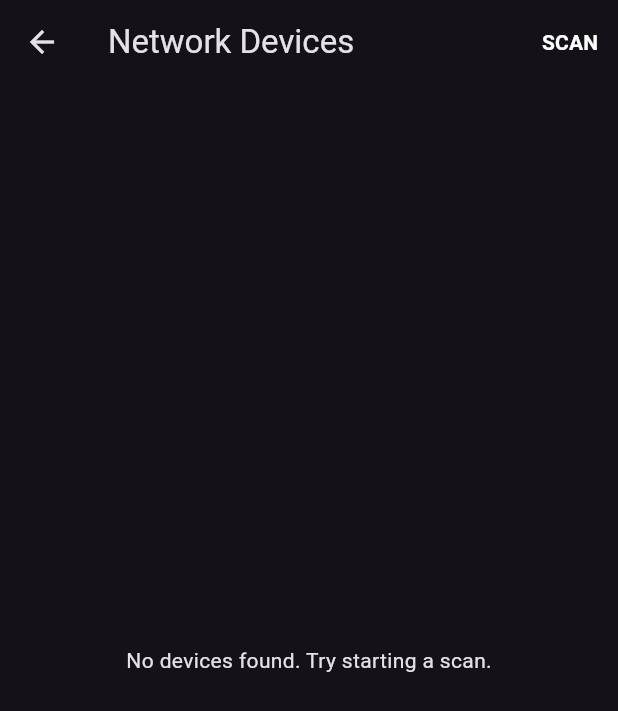
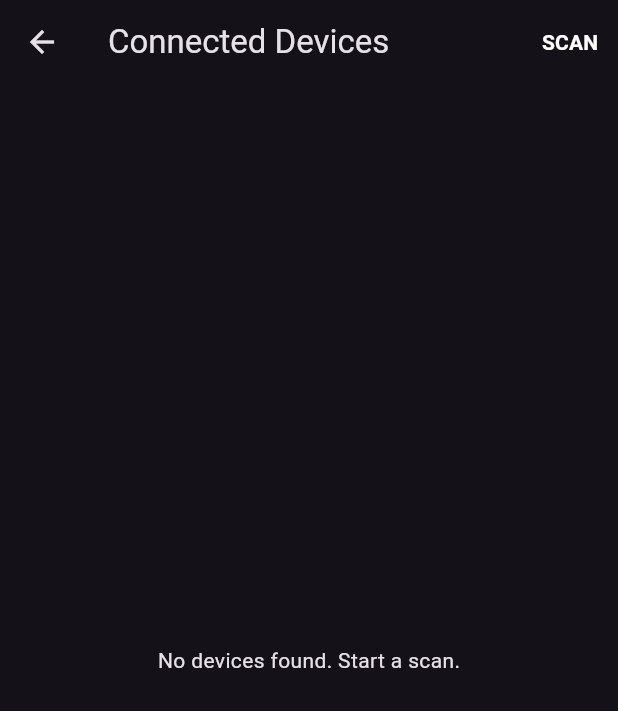
Before and after one commit to priyanshuuu-26/portable_wifi, a Flutter app: the screen it shows after launch, after a tap on "Connected Devices", on a phone screen of 412 x 824 dp. Shown: the top 711 px of the screen. Run offline on Flutter 3.47's test engine with Material 3 defaults, Android fonts, the phone set to English and light mode, and no system bars; our stand-ins replace battery_plus, flutter_local_notifications, geolocator, google_maps_flutter, permission_handler, qr_flutter; missing offline and left inert: app_settings, dart_ping, flutter_nsd, mobile_scanner, network_info_plus, speed_test_dart and 2 more.

Commit message:
InterSpeed working

```diff
--- a/lib/features/connected_devices.dart
+++ b/lib/features/connected_devices.dart
@@ -1,7 +1,6 @@
-// lib/features/connected_devices_screen.dart
 import 'package:flutter/material.dart';
 import 'package:flutter_nsd/flutter_nsd.dart';
-import 'dart:async';
+import 'package:dart_ping/dart_ping.dart'; // ✅ Add this package in pubspec.yaml
 
 class ConnectedDevicesScreen extends StatefulWidget {
   const ConnectedDevicesScreen({super.key});
@@ -12,15 +11,16 @@ class ConnectedDevicesScreen extends StatefulWidget {
 
 class _ConnectedDevicesScreenState extends State<ConnectedDevicesScreen> {
   final FlutterNsd _flutterNsd = FlutterNsd();
+  final List<String> _connectedIps = [];
   final List<NsdServiceInfo> _services = [];
   bool _isScanning = false;
-  // A common service type for finding many network devices.
+
   static const String _serviceType = '_http._tcp';
+  final String _baseIp = '192.168.43.'; // typical hotspot subnet
 
   @override
   void initState() {
     super.initState();
-    _startDiscovery();
   }
 
   @override
@@ -31,84 +31,95 @@ class _ConnectedDevicesScreenState extends State<ConnectedDevicesScreen> {
     super.dispose();
   }
 
-  Future<void> _startDiscovery() async {
-    if (_isScanning) {
-      return;
+  // ✅ Define pingDevice inside the State class
+  Future<bool> pingDevice(String ip) async {
+    try {
+      final ping = Ping(ip, count: 1, timeout: 1);
+      final result = await ping.stream.first;
+      return result.response != null; // true if device responded
+    } catch (_) {
+      return false;
+    }
   }
 
+  Future<void> _startScan() async {
+    if (_isScanning) return;
     setState(() {
+      _connectedIps.clear();
       _services.clear();
       _isScanning = true;
     });
 
-    try {
-      await _flutterNsd.discoverServices(_serviceType);
+    // 1️⃣ Start mDNS discovery
+    _flutterNsd.discoverServices(_serviceType);
     _flutterNsd.stream.listen(
       (NsdServiceInfo service) {
-          if (mounted && !_services.any((s) => s.name == service.name)) {
+        if (!_services.any((s) => s.name == service.name)) {
           setState(() {
             _services.add(service);
           });
         }
       },
-        onError: (e) {
-          if (mounted) {
-            setState(() => _isScanning = false);
-            print('Discovery error: $e');
-          }
-        },
-        onDone: () {
-          if (mounted) {
-            setState(() => _isScanning = false);
-          }
-        },
+      onError: (e) => print('mDNS error: $e'),
+      onDone: () {},
     );
-    } catch (e) {
-      if (mounted) {
-        setState(() => _isScanning = false);
-        print('Error starting discovery: $e');
-      }
+
+    // 2️⃣ Scan hotspot subnet
+    for (int i = 1; i <= 20; i++) { // scan first 20 IPs
+      final ip = '$_baseIp$i';
+      if (await pingDevice(ip)) {
+        setState(() {
+          _connectedIps.add(ip);
+        });
       }
     }
 
-  void _stopDiscovery() {
+    setState(() {
+      _isScanning = false;
+    });
+  }
+
+  void _stopScan() {
     if (_isScanning) {
       _flutterNsd.stopDiscovery();
+      setState(() => _isScanning = false);
     }
   }
 
   @override
   Widget build(BuildContext context) {
+    final combinedList = [
+      ..._connectedIps.map((ip) => {'name': 'IP Device', 'info': ip}),
+      ..._services.map((s) => {'name': s.name ?? 'Unknown', 'info': '${s.hostname}:${s.port}'}),
+    ];
+
     return Scaffold(
       appBar: AppBar(
-        title: const Text('Network Devices'),
+        title: const Text('Connected Devices'),
         actions: [
           TextButton(
-            onPressed: _isScanning ? _stopDiscovery : _startDiscovery,
+            onPressed: _isScanning ? _stopScan : _startScan,
             child: Text(
               _isScanning ? 'STOP' : 'SCAN',
               style: const TextStyle(color: Colors.white, fontWeight: FontWeight.bold),
             ),
-          )
+          ),
         ],
       ),
       body: Column(
         children: [
           if (_isScanning) const LinearProgressIndicator(),
           Expanded(
-            child: _services.isEmpty && !_isScanning
-                ? const Center(
-                    child: Text('No devices found. Try starting a scan.'),
-                  )
+            child: combinedList.isEmpty
+                ? const Center(child: Text('No devices found. Start a scan.'))
                 : ListView.builder(
-                    itemCount: _services.length,
+                    itemCount: combinedList.length,
                     itemBuilder: (context, index) {
-                      final service = _services[index];
+                      final device = combinedList[index];
                       return ListTile(
                         leading: const Icon(Icons.device_hub_rounded, size: 32),
-                        title: Text(service.name ?? 'Unknown Device'),
-                        // --- THIS IS THE CORRECTED PROPERTY NAME ---
-                        subtitle: Text('${service.hostname}:${service.port}'),
+                        title: Text(device['name']!),
+                        subtitle: Text(device['info']!),
                       );
                     },
                   ),
--- a/lib/home_screen.dart
+++ b/lib/home_screen.dart
@@ -1,6 +1,6 @@
 // lib/home_screen.dart
 import 'package:flutter/material.dart';
-import 'package:app_settings/app_settings.dart'; // Import this package
+import 'package:app_settings/app_settings.dart';
 import 'package:portable_wifi/features/connected_devices.dart';
 import 'package:portable_wifi/features/free_wifi.dart';
 import 'package:portable_wifi/features/ip_geolocation.dart';
@@ -12,6 +12,9 @@ import 'package:portable_wifi/features/timer.dart';
 import 'package:portable_wifi/features/wifi_info.dart';
 import 'package:portable_wifi/features/wifi_map.dart';
 
+// --- IMPORTS CORRECTED TO USE 'wifi_analyser' AND MATCH OUR FILE NAMES ---
+
+
 class HomeScreen extends StatelessWidget {
   const HomeScreen({super.key});
 
@@ -20,44 +23,27 @@ class HomeScreen extends StatelessWidget {
     // We define a map of actions for our buttons
     final Map<String, Map<String, dynamic>> features = {
       'Wifi Info': {'icon': Icons.wifi, 'action': const WifiInfoScreen()},
-      'Nearby Wifis': {
-        'icon': Icons.wifi_find,
-        'action': const NearbyWifisScreen(),
-      },
-      'Connected Devices': {
-        'icon': Icons.devices_other,
-        'action': const ConnectedDevicesScreen(),
-      },
-      'Speed Test': {'icon': Icons.speed, 'action': const SpeedTestScreen()},
-      'QR Codes': {'icon': Icons.qr_code, 'action': const QrCodeScreen()},
-      'Wifi Map': {'icon': Icons.map, 'action': const WifiMapScreen()},
-      'Port Scanner': {
-        'icon': Icons.radar,
-        'action': const PortScannerScreen(),
-      },
-      'IP Geolocation': {
-        'icon': Icons.travel_explore,
-        'action': const IpGeolocationScreen(),
-      },
-      'Free Wifis': {
-        'icon': Icons.wifi_password,
-        'action': const FreeWifisScreen(),
-      },
-      'Timer': {'icon': Icons.timer, 'action': const TimerSettingsScreen()},
+      'Nearby Wifis': {'icon': Icons.wifi_find_rounded, 'action': const NearbyWifisScreen()},
+      'Connected Devices': {'icon': Icons.devices_other_rounded, 'action': const ConnectedDevicesScreen()},
+      'Speed Test': {'icon': Icons.speed_rounded, 'action': const SpeedTestScreen()},
+      'QR Codes': {'icon': Icons.qr_code_scanner_rounded, 'action': const QrCodeScreen()},
+      'Wifi Map': {'icon': Icons.map_rounded, 'action': const WifiMapScreen()},
+      'Port Scanner': {'icon': Icons.radar_rounded, 'action': const PortScannerScreen()},
+      'IP Geolocation': {'icon': Icons.travel_explore_rounded, 'action': const IpGeolocationScreen()},
+      'Free Wifis': {'icon': Icons.wifi_password_rounded, 'action': const FreeWifisScreen()},
+      // The class name here is correct, and the import now points to the right file
+      'Timer': {'icon': Icons.timer_outlined, 'action': const TimerSettingsScreen()},
       'Data Usage': {
-        'icon': Icons.data_usage,
-        'action': () =>
-            AppSettings.openAppSettings(type: AppSettingsType.dataRoaming),
+        'icon': Icons.data_usage_rounded,
+        'action': () => AppSettings.openAppSettings(type: AppSettingsType.dataRoaming)
       },
       'Hotspot Settings': {
-        'icon': Icons.wifi_tethering,
-        'action': () =>
-            AppSettings.openAppSettings(type: AppSettingsType.hotspot),
+        'icon': Icons.wifi_tethering_rounded,
+        'action': () => AppSettings.openAppSettings(type: AppSettingsType.hotspot)
       },
       'Airplane Mode': {
         'icon': Icons.airplanemode_active_rounded,
-        'action': () =>
-            AppSettings.openAppSettings(type: AppSettingsType.wireless),
+        'action': () => AppSettings.openAppSettings(type: AppSettingsType.wireless)
       },
     };
 
@@ -81,12 +67,18 @@ class HomeScreen extends StatelessWidget {
               onTap: () {
                 final action = feature['action'];
                 if (action is Widget) {
-                  Navigator.push(
-                    context,
-                    MaterialPageRoute(builder: (c) => action),
+                  Navigator.push(context, MaterialPageRoute(builder: (c) => action));
+                } else if (action is Function) {
+                  // Show a SnackBar for redirects
+                  ScaffoldMessenger.of(context).showSnackBar(
+                    const SnackBar(
+                      content: Text('Redirecting to system settings...'),
+                      duration: Duration(seconds: 1),
+                    ),
                   );
-                } else if (action is Function) {
-                  action();
+                  Future.delayed(const Duration(milliseconds: 500), () {
+                    action();
+                  });
                 }
               },
               child: Column(
--- a/lib/main.dart
+++ b/lib/main.dart
@@ -1,4 +1,3 @@
-// lib/main.dart
 import 'package:flutter/material.dart';
 import 'package:portable_wifi/home_screen.dart';
 import 'package:portable_wifi/providers/hotspot_manager_provider.dart';
--- a/pubspec.yaml
+++ b/pubspec.yaml
@@ -54,6 +54,7 @@ dependencies:
   multicast_dns: ^0.3.3
   bonsoir: ^6.0.1
   speed_test_dart: ^1.0.5+0
+  dart_ping: ^7.0.2
 
 
 
```
Also changed, not shown: lib/features/speed_test.dart (+76 -75 lines), pubspec.lock, 2 other files. Lines whose indentation alone changed are shown as unchanged.
